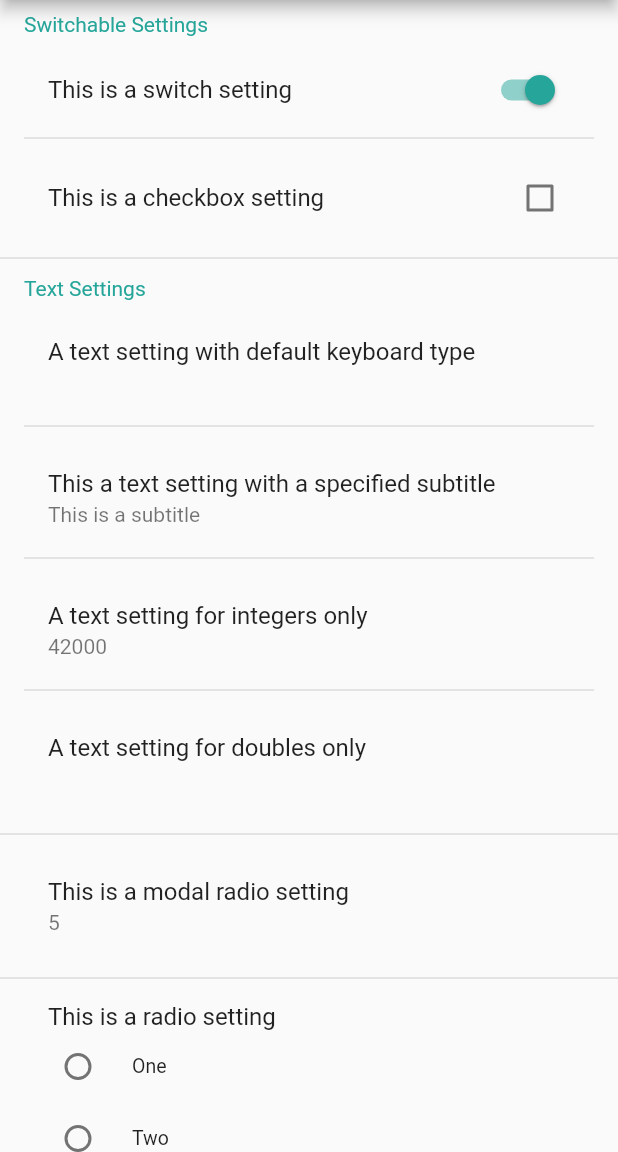
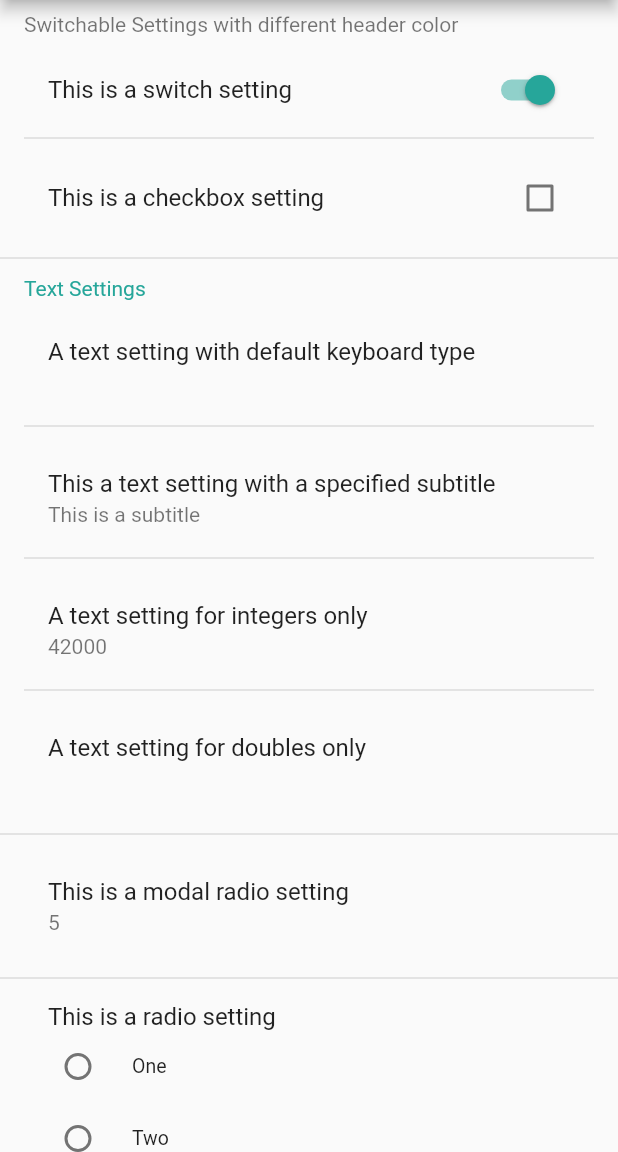
Before and after one commit to Cobinja/cobi-flutter-settings, a Flutter app: the screen it shows after launch, on a phone screen of 412 x 824 dp, the part 84-1236 px from its top. Run offline on Flutter 3.47's test engine with Material 2 defaults, Android fonts, the phone set to English and light mode, and no system bars; our stand-ins replace shared_preferences.

Commit message:
Add text style to settings group
This closes the enhancement request in https://github.com/Cobinja/cobi-flutter-settings/issues/1

```diff
--- a/example/lib/main.dart
+++ b/example/lib/main.dart
@@ -32,7 +32,10 @@ class MyHomePage extends StatelessWidget {
         title: 'App Settings',
         children: [
           SettingsGroup(
-            title: 'Switchable Settings',
+            title: 'Switchable Settings with different header color',
+            style: TextStyle(
+              color: Colors.black54,
+            ),
             children: [
               SwitchSetting(
                 settingsKey: 'switch-setting',
--- a/lib/src/settings_group.dart
+++ b/lib/src/settings_group.dart
@@ -14,11 +14,13 @@ class SettingsGroup extends StatelessWidget {
   /// All children go here
   final List<Widget> children;
   final String title;
+  final TextStyle? style;
 
   SettingsGroup({
     Key? key,
     required this.title,
     required this.children,
+    this.style
   }) : super(key: key);
 
   @override
@@ -53,7 +55,7 @@ class SettingsGroup extends StatelessWidget {
             title,
             textAlign: TextAlign.left,
             overflow: TextOverflow.fade,
-            style: TextStyle(
+            style: style ?? TextStyle(
               color: Theme.of(context).accentColor,
             ),
           ),
```
